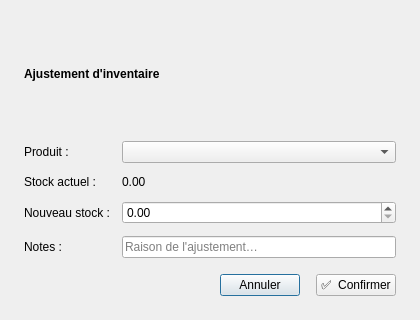
Above: app/ui/stock_adjust_dialog.ui from Arafat-029/storemanager-pro before the change. Below: the same form after it.
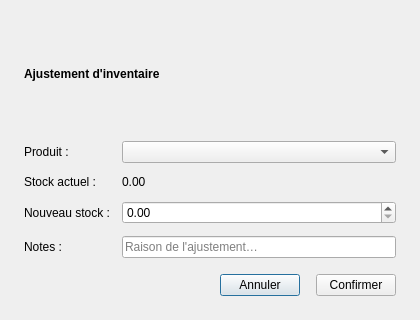
That is the form after the change.

What changed in the file:
```diff
--- a/app/ui/stock_adjust_dialog.ui
+++ b/app/ui/stock_adjust_dialog.ui
@@ -58,7 +58,7 @@
      </item>
      <item>
       <widget class="QPushButton" name="btnConfirm">
-       <property name="text"><string>✅  Confirmer</string></property>
+       <property name="text"><string>Confirmer</string></property>
       </widget>
      </item>
     </layout>
```
